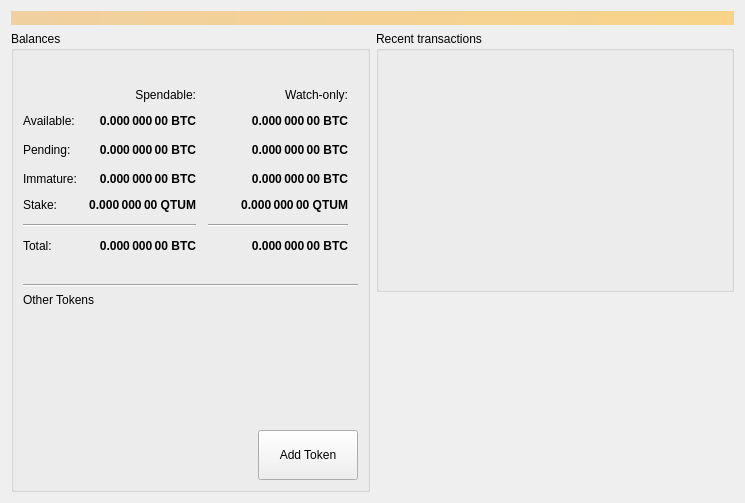
VolosStorm/clams, file src/qt/forms/overviewpage.ui: the form before one commit.
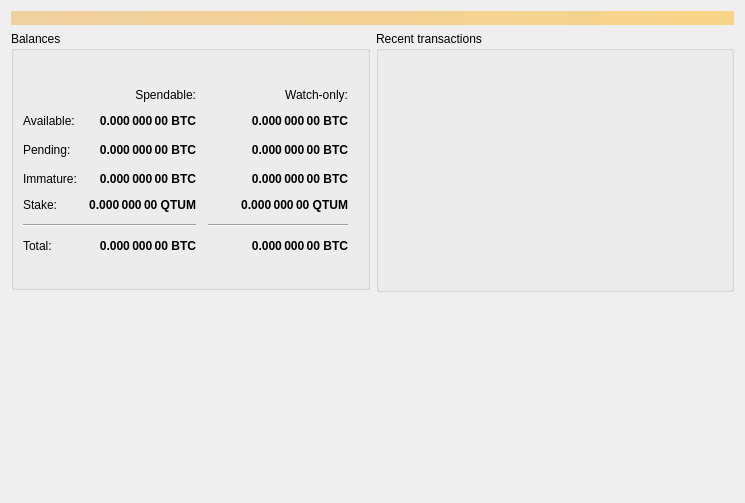
The form after the commit. Icons and pictures are not drawn.

Commit message: remove token stuff from overview page

```diff
--- a/src/qt/forms/overviewpage.ui
+++ b/src/qt/forms/overviewpage.ui
@@ -451,77 +451,6 @@
             </property>
            </spacer>
           </item>
-          <item>
-           <widget class="Line" name="line_2">
-            <property name="orientation">
-             <enum>Qt::Horizontal</enum>
-            </property>
-           </widget>
-          </item>
-          <item>
-           <layout class="QVBoxLayout" name="verticalLayout_5">
-            <property name="spacing">
-             <number>12</number>
-            </property>
-            <item>
-             <widget class="QLabel" name="labelTokens">
-              <property name="text">
-               <string>Other Tokens</string>
-              </property>
-             </widget>
-            </item>
-            <item>
-             <layout class="QHBoxLayout" name="horizontalLayout_4">
-              <property name="leftMargin">
-               <number>10</number>
-              </property>
-              <property name="rightMargin">
-               <number>10</number>
-              </property>
-              <item>
-               <widget class="QListView" name="listTokens">
-                <property name="enabled">
-                 <bool>true</bool>
-                </property>
-                <property name="styleSheet">
-                 <string notr="true">QListView { background: transparent; }</string>
-                </property>
-               </widget>
-              </item>
-             </layout>
-            </item>
-           </layout>
-          </item>
-          <item>
-           <layout class="QHBoxLayout" name="horizontalLayout_5">
-            <item>
-             <spacer name="horizontalSpacer_4">
-              <property name="orientation">
-               <enum>Qt::Horizontal</enum>
-              </property>
-              <property name="sizeHint" stdset="0">
-               <size>
-                <width>40</width>
-                <height>20</height>
-               </size>
-              </property>
-             </spacer>
-            </item>
-            <item>
-             <widget class="QPushButton" name="buttonAddToken">
-              <property name="minimumSize">
-               <size>
-                <width>100</width>
-                <height>50</height>
-               </size>
-              </property>
-              <property name="text">
-               <string>Add Token</string>
-              </property>
-             </widget>
-            </item>
-           </layout>
-          </item>
          </layout>
         </widget>
        </item>
```
